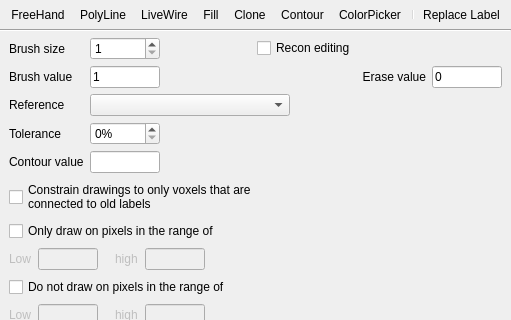
Qt form freeview/ToolWindowEdit.ui (freesurfer/freesurfer) before a commit; both pictures show x 0 to 511 and y 0 to 320 of the 511 by 562 pixel window.
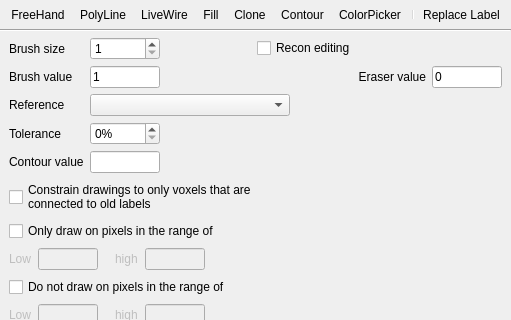
The same form after that commit. Icons and pictures are not drawn. Custom widgets are drawn as their Qt base class.

```diff
--- a/freeview/ToolWindowEdit.ui
+++ b/freeview/ToolWindowEdit.ui
@@ -206,7 +206,7 @@
        <item row="1" column="2" colspan="3">
         <widget class="QLabel" name="labelEraseValue">
          <property name="text">
-          <string>Erase value</string>
+          <string>Eraser value</string>
          </property>
          <property name="alignment">
           <set>Qt::AlignRight|Qt::AlignTrailing|Qt::AlignVCenter</set>
```
